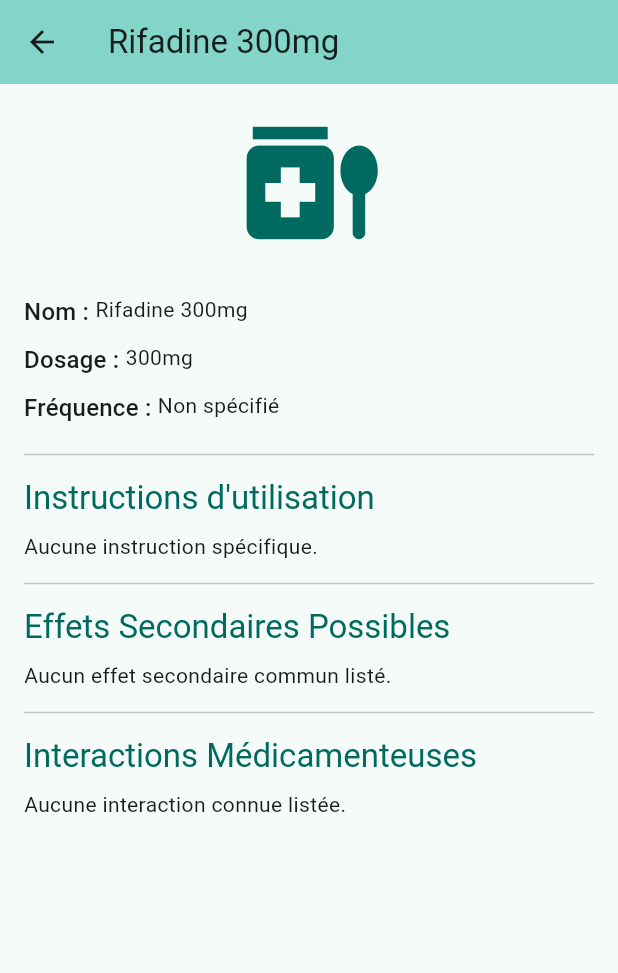
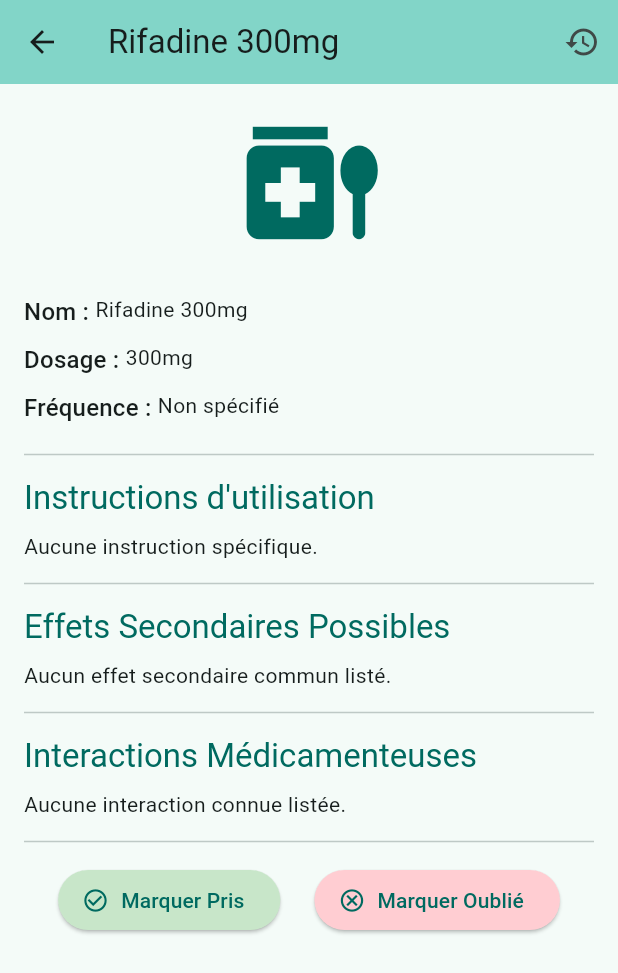
Before and after one commit to PedroGomesFR/TBC, a Flutter app: the screen it shows after launch, after a tap on "Rifadine 300mg", on a phone screen of 412 x 824 dp. Shown: the top 973 px of the screen. Run offline on Flutter 3.47's test engine with Material 3 defaults, Android fonts, the phone set to English and light mode, and no system bars; our stand-ins replace flutter_local_notifications, sqflite, timezone; accounts and stored records are empty; generated files the repository leaves out were written again.

Commit message:
feat: Integrate history tracking into medication screens

```diff
--- a/lib/presentation/screens/medication_detail_screen.dart
+++ b/lib/presentation/screens/medication_detail_screen.dart
@@ -1,11 +1,47 @@
 import 'package:flutter/material.dart';
 import 'package:mytuberculose_app/data/models/medication_model.dart';
+import 'package:mytuberculose_app/data/models/treatment_history_model.dart'; // Import history model
+import 'package:mytuberculose_app/data/repositories/treatment_history_repository.dart'; // Import history repo
+import 'package:mytuberculose_app/presentation/screens/treatment_history_screen.dart'; // Import history screen
 // TODO: Import AppLocalizations when needed
 
 class MedicationDetailScreen extends StatelessWidget {
   final Medication medication;
+  final TreatmentHistoryRepository _historyRepository = TreatmentHistoryRepository(); // Instantiate repo
 
-  const MedicationDetailScreen({super.key, required this.medication});
+  MedicationDetailScreen({super.key, required this.medication});
+
+  // Function to add a history record
+  Future<void> _addHistoryRecord(BuildContext context, TreatmentStatus status) async {
+    try {
+      final newRecord = TreatmentHistory(
+        medicationId: medication.id!, // Assume medication has an ID from DB
+        date: DateTime.now(),
+        status: status,
+        // TODO: Add option to include notes?
+      );
+      await _historyRepository.addTreatmentHistory(newRecord);
+      // Show confirmation
+      ScaffoldMessenger.of(context).showSnackBar(
+        SnackBar(content: Text('Prise marquée comme ${_getStatusText(status)}')), // Localize
+      );
+    } catch (e) {
+      print("Error adding history record: $e");
+      ScaffoldMessenger.of(context).showSnackBar(
+        SnackBar(content: Text('Erreur lors de l\"enregistrement: $e')), // Localize
+      );
+    }
+  }
+
+  // Helper to get status text (duplicate from history screen, consider moving to model or utils)
+  String _getStatusText(TreatmentStatus status) {
+    switch (status) {
+      case TreatmentStatus.taken: return 'Pris';
+      case TreatmentStatus.skipped: return 'Oublié';
+      case TreatmentStatus.reported: return 'Signalé';
+      case TreatmentStatus.pending: return 'En attente';
+    }
+  }
 
   @override
   Widget build(BuildContext context) {
@@ -14,13 +50,26 @@ class MedicationDetailScreen extends StatelessWidget {
       appBar: AppBar(
         title: Text(medication.name),
         backgroundColor: Theme.of(context).colorScheme.inversePrimary,
+        actions: [
+          IconButton(
+            icon: const Icon(Icons.history_outlined),
+            tooltip: 'Voir l\'historique pour ce médicament', // Localize
+            onPressed: medication.id == null ? null : () { // Disable if medication ID is null (not from DB)
+              Navigator.push(
+                context,
+                MaterialPageRoute(
+                  builder: (context) => TreatmentHistoryScreen(medicationId: medication.id!),
+                ),
+              );
+            },
+          ),
+        ],
       ),
       body: SingleChildScrollView(
         padding: const EdgeInsets.all(16.0),
         child: Column(
           crossAxisAlignment: CrossAxisAlignment.start,
           children: <Widget>[
-            // TODO: Display medication photo (medication.photoPath)
             Center(
               child: Icon(
                 Icons.medication_liquid, // Placeholder icon
@@ -41,8 +90,27 @@ class MedicationDetailScreen extends StatelessWidget {
             const Divider(height: 30),
             _buildSectionTitle(context, 'Interactions Médicamenteuses'),
             Text(medication.interactions ?? 'Aucune interaction connue listée.'),
-            // TODO: Add section for user notes?
-            // TODO: Add buttons for marking as taken/skipped/reported?
+            const Divider(height: 30),
+            // Buttons for marking status
+            if (medication.id != null) // Only show buttons if medication has an ID
+              Row(
+                mainAxisAlignment: MainAxisAlignment.spaceEvenly,
+                children: [
+                  ElevatedButton.icon(
+                    icon: const Icon(Icons.check_circle_outline),
+                    label: const Text('Marquer Pris'), // Localize
+                    style: ElevatedButton.styleFrom(backgroundColor: Colors.green[100]),
+                    onPressed: () => _addHistoryRecord(context, TreatmentStatus.taken),
+                  ),
+                  ElevatedButton.icon(
+                    icon: const Icon(Icons.cancel_outlined),
+                    label: const Text('Marquer Oublié'), // Localize
+                    style: ElevatedButton.styleFrom(backgroundColor: Colors.red[100]),
+                    onPressed: () => _addHistoryRecord(context, TreatmentStatus.skipped),
+                  ),
+                  // TODO: Add 'Reported' button?
+                ],
+              ),
           ],
         ),
       ),
--- a/lib/presentation/screens/treatments_screen.dart
+++ b/lib/presentation/screens/treatments_screen.dart
@@ -1,6 +1,9 @@
 import 'package:flutter/material.dart';
-import 'package:mytuberculose_app/data/models/medication_model.dart'; // Import the model
-import 'package:mytuberculose_app/presentation/screens/medication_detail_screen.dart'; // Import detail screen
+import 'package:provider/provider.dart'; // Import Provider
+import 'package:mytuberculose_app/data/models/medication_model.dart';
+import 'package:mytuberculose_app/presentation/providers/medication_provider.dart'; // Import MedicationProvider
+import 'package:mytuberculose_app/presentation/screens/medication_detail_screen.dart';
+import 'package:mytuberculose_app/presentation/screens/treatment_history_screen.dart'; // Import History Screen
 // TODO: Import AppLocalizations when needed
 
 class TreatmentsScreen extends StatelessWidget {
@@ -8,27 +11,45 @@ class TreatmentsScreen extends StatelessWidget {
 
   @override
   Widget build(BuildContext context) {
-    // Use the predefined list for now
-    final List<Medication> medications = predefinedMedications;
+    // Use Provider to get medication data
+    final medicationProvider = Provider.of<MedicationProvider>(context);
+    final List<Medication> medications = medicationProvider.medications;
 
+    // TODO: Localize title and labels
     return Scaffold(
       appBar: AppBar(
-        // TODO: Localize title
         title: const Text('Mes Traitements'),
         backgroundColor: Theme.of(context).colorScheme.inversePrimary,
+        actions: [
+          IconButton(
+            icon: const Icon(Icons.history_outlined),
+            tooltip: 'Voir tout l\'historique', // Localize
+            onPressed: () {
+              Navigator.push(
+                context,
+                MaterialPageRoute(
+                  builder: (context) => const TreatmentHistoryScreen(), // Navigate to overall history
                 ),
-      body: ListView.builder(
+              );
+            },
+          ),
+          // TODO: Add filter/sort options?
+        ],
+      ),
+      body: medicationProvider.isLoading
+          ? const Center(child: CircularProgressIndicator())
+          : medications.isEmpty
+              ? const Center(child: Text('Aucun médicament trouvé.')) // Localize
+              : ListView.builder(
                   itemCount: medications.length,
                   itemBuilder: (context, index) {
                     final medication = medications[index];
                     return ListTile(
-            // TODO: Add placeholder for medication image (photoPath)
                       leading: const Icon(Icons.medication_liquid), // Placeholder icon
                       title: Text(medication.name),
-            subtitle: Text(medication.dosage ?? 'Dosage non spécifié'), // Show dosage if available
+                      subtitle: Text(medication.dosage ?? 'Dosage non spécifié'),
                       trailing: const Icon(Icons.chevron_right),
                       onTap: () {
-              // Navigate to Medication Details Screen (Task 3.1.2)
                         Navigator.push(
                           context,
                           MaterialPageRoute(
@@ -39,7 +60,14 @@ class TreatmentsScreen extends StatelessWidget {
                     );
                   },
                 ),
-      // TODO: Add FloatingActionButton to potentially add custom medications later?
+      // TODO: Add FloatingActionButton to add custom medications later?
+      // floatingActionButton: FloatingActionButton(
+      //   onPressed: () {
+      //     // Navigate to add medication screen
+      //   },
+      //   tooltip: 'Ajouter Médicament',
+      //   child: const Icon(Icons.add),
+      // ),
     );
   }
 }
```
Lines whose indentation alone changed are shown as unchanged.
